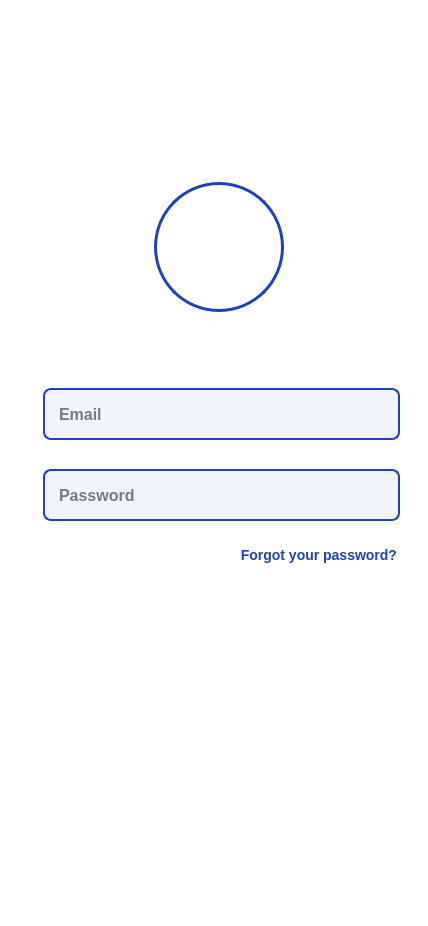
This is form.ui in nguyendan07/seminary-management-system as Qt 5 draws it before an edit. The edited form follows.
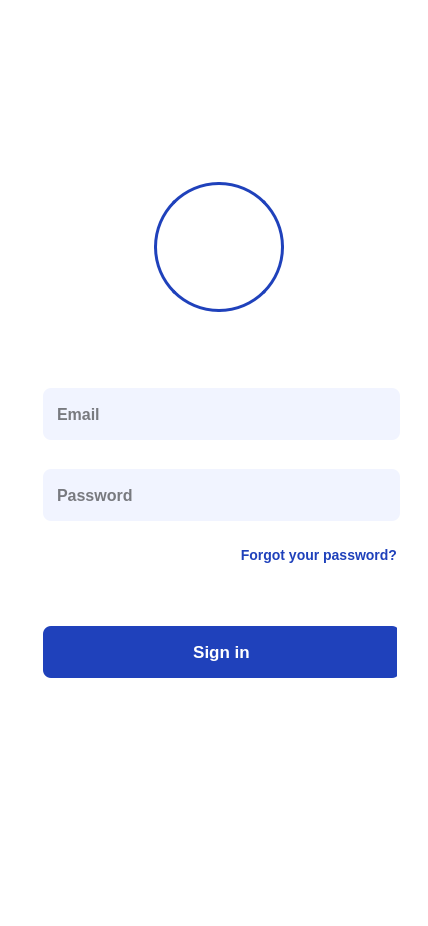
This is the edited form. Icons and pictures are not drawn.

Commit message: Refactor QLineEdit styles to apply focus border and clean up button alignment

Diff of the .ui file:
```diff
--- a/form.ui
+++ b/form.ui
@@ -197,7 +197,6 @@
                                                                         height: 52px;
                                                                         padding: 12px 21px 12px 12px;
                                                                         background-color: #F1F4FF !important;
-                                                                        border: 2px solid #1F41BB;
                                                                         border-radius: 8px;
                                                                         font-family: 'Poppins';
                                                                         font-size: 16px;
@@ -237,7 +236,6 @@
                                                                         height: 52px;
                                                                         padding: 12px 21px 12px 12px;
                                                                         background-color: #F1F4FF !important;
-                                                                        border: 2px solid #1F41BB;
                                                                         border-radius: 8px;
                                                                         font-family: 'Poppins';
                                                                         font-size: 16px;
@@ -366,8 +364,7 @@
                                                                     QPushButton {
                                                                         width: 357px;
                                                                         height: 52px;
-                                                                        background-color: #1F41BB
-                                                                        !important;
+                                                                        background-color: #1F41BB !important;
                                                                         border-radius: 8px;
                                                                         border: none;
                                                                         font-family: 'Poppins';
```
Left out of the diff: 9 changed lines with no effect on the pictures.
